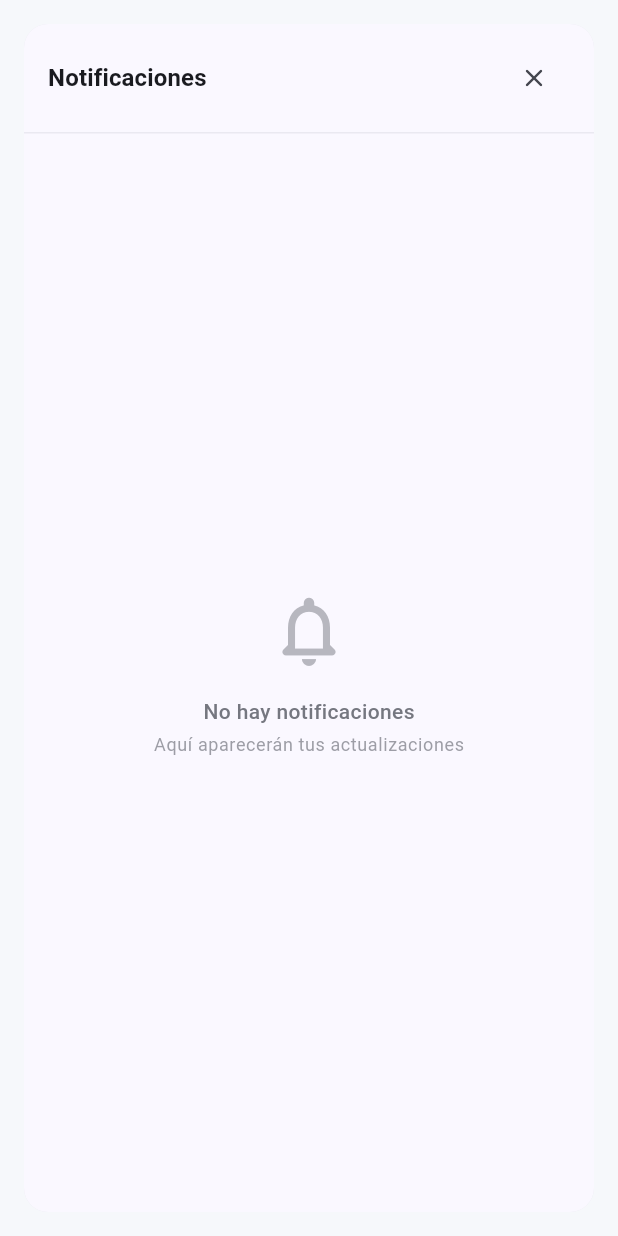
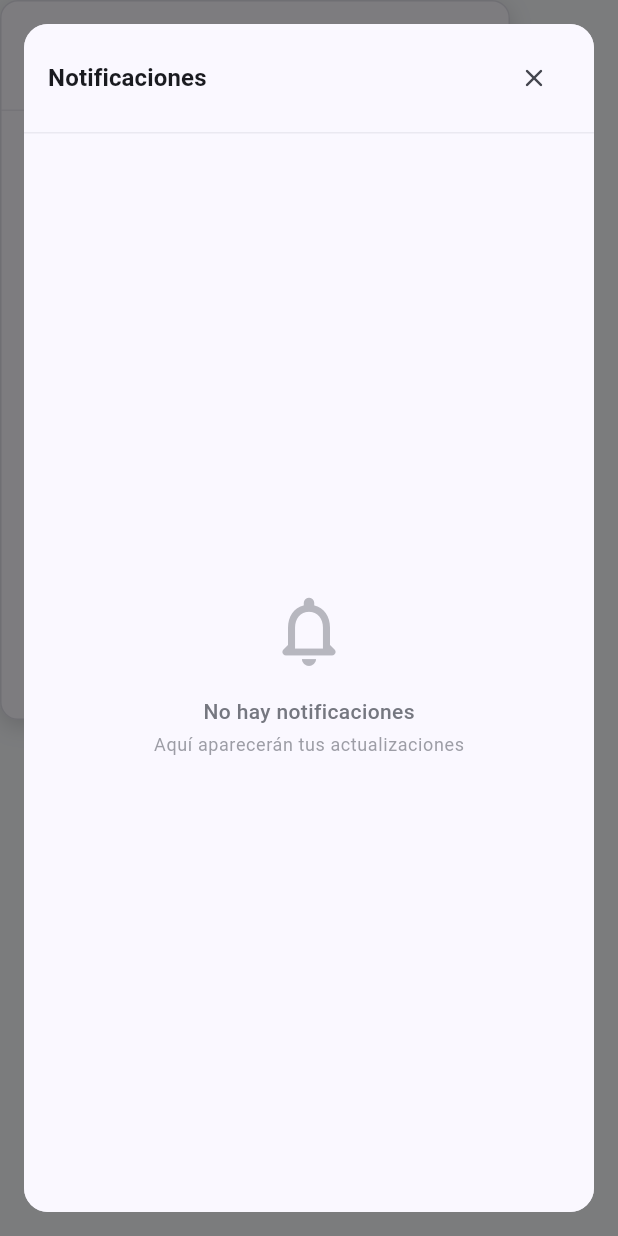
Before and after one commit to SWONG06/Proyecto-6to, a Flutter app: the NotificationPanel widget shown alone on an empty page, opened directly with empty values, after a tap on the "fullscreen" icon, on a phone screen of 412 x 824 dp. Run offline on Flutter 3.47's test engine with Material 3 defaults, Android fonts, the phone set to English and light mode, and no system bars; our stand-ins replace fl_chart, google_generative_ai, image_picker, permission_handler.

Commit message:
barra ya lista

```diff
--- a/lib/screens/notification_icon_button.dart
+++ b/lib/screens/notification_icon_button.dart
@@ -86,7 +86,6 @@ class _NotificationIconButtonState extends State<NotificationIconButton>
     final offset = renderBox.localToGlobal(Offset.zero);
     final screenSize = MediaQuery.of(context).size;
 
-    // Calcular posición optimal (evitar que salga de pantalla)
     double rightPosition = screenSize.width - offset.dx - size.width;
     double topPosition = offset.dy + size.height + 8;
 
@@ -141,7 +140,6 @@ class _NotificationIconButtonState extends State<NotificationIconButton>
 
     widget.onPressed();
   }
-
 
   @override
   Widget build(BuildContext context) {
@@ -215,9 +213,6 @@ class _NotificationIconButtonState extends State<NotificationIconButton>
       ),
     );
   }
-
-  // ignore: non_constant_identifier_names
-  NotificationFullScreenPage({required List<NotificationItem> notifications, required Null Function(dynamic notification) onNotificationTapped}) {}
 }
 
 class NotificationPanel extends StatefulWidget {
@@ -237,29 +232,68 @@ class NotificationPanel extends StatefulWidget {
 }
 
 class _NotificationPanelState extends State<NotificationPanel> {
-  bool _isFullScreen = false;
-
   int get _unreadCount => widget.notifications.where((n) => !n.isRead).length;
 
-  void _toggleFullScreen() {
-    setState(() => _isFullScreen = !_isFullScreen);
+  void _openFullScreen() {
+    showDialog(
+      context: context,
+      barrierDismissible: true,
+      barrierColor: Colors.black.withOpacity(0.5),
+      builder: (dialogContext) {
+        final cs = Theme.of(dialogContext).colorScheme;
+        return Dialog(
+          insetPadding: const EdgeInsets.all(16),
+          shape: RoundedRectangleBorder(borderRadius: BorderRadius.circular(16)),
+          child: Container(
+            decoration: BoxDecoration(
+              color: cs.surface,
+              borderRadius: BorderRadius.circular(16),
+            ),
+            child: Column(
+              mainAxisSize: MainAxisSize.min,
+              children: [
+                _buildDialogHeader(dialogContext, cs),
+                if (widget.notifications.isEmpty)
+                  Expanded(child: _buildEmptyState(dialogContext, cs))
+                else
+                  Expanded(
+                    child: ListView.separated(
+                      padding: const EdgeInsets.symmetric(vertical: 8),
+                      itemCount: widget.notifications.length,
+                      separatorBuilder: (_, __) => Divider(
+                        height: 1,
+                        thickness: 0.5,
+                        color: cs.outlineVariant.withOpacity(0.2),
+                      ),
+                      itemBuilder: (context, index) {
+                        final notification = widget.notifications[index];
+                        return NotificationItemWidget(
+                          notification: notification,
+                          onTap: () {
+                            widget.onNotificationTapped?.call(notification);
+                          },
+                        );
+                      },
+                    ),
+                  ),
+              ],
+            ),
+          ),
+        );
+      },
+    );
   }
 
   @override
   Widget build(BuildContext context) {
     final cs = Theme.of(context).colorScheme;
-
-    if (_isFullScreen) {
-      return _buildFullScreenView(context, cs);
-    }
-
     return _buildPanelView(context, cs);
   }
 
   Widget _buildPanelView(BuildContext context, ColorScheme cs) {
     return Container(
       width: 340,
-      constraints: const BoxConstraints(maxHeight: 480),
+      height: 480,
       decoration: BoxDecoration(
         color: cs.surface,
         borderRadius: BorderRadius.circular(12),
@@ -276,15 +310,13 @@ class _NotificationPanelState extends State<NotificationPanel> {
         ],
       ),
       child: Column(
-        mainAxisSize: MainAxisSize.min,
         children: [
-          _buildHeader(context, cs, isFullScreen: false),
+          _buildPanelHeader(context, cs),
           if (widget.notifications.isEmpty)
-            _buildEmptyState(context, cs)
+            Expanded(child: _buildEmptyState(context, cs))
           else
-            Flexible(
+            Expanded(
               child: ListView.separated(
-                shrinkWrap: true,
                 padding: const EdgeInsets.symmetric(vertical: 4),
                 itemCount: widget.notifications.length,
                 separatorBuilder: (_, __) => Divider(
@@ -308,48 +340,7 @@ class _NotificationPanelState extends State<NotificationPanel> {
     );
   }
 
-  Widget _buildFullScreenView(BuildContext context, ColorScheme cs) {
-    return Dialog(
-      insetPadding: const EdgeInsets.all(16),
-      shape: RoundedRectangleBorder(borderRadius: BorderRadius.circular(16)),
-      child: Container(
-        decoration: BoxDecoration(
-          color: cs.surface,
-          borderRadius: BorderRadius.circular(16),
-        ),
-        child: Column(
-          children: [
-            _buildHeader(context, cs, isFullScreen: true),
-            if (widget.notifications.isEmpty)
-              Expanded(child: _buildEmptyState(context, cs))
-            else
-              Expanded(
-                child: ListView.separated(
-                  padding: const EdgeInsets.symmetric(vertical: 8),
-                  itemCount: widget.notifications.length,
-                  separatorBuilder: (_, __) => Divider(
-                    height: 1,
-                    thickness: 0.5,
-                    color: cs.outlineVariant.withOpacity(0.2),
-                  ),
-                  itemBuilder: (context, index) {
-                    final notification = widget.notifications[index];
-                    return NotificationItemWidget(
-                      notification: notification,
-                      onTap: () {
-                        widget.onNotificationTapped?.call(notification);
-                      },
-                    );
-                  },
-                ),
-              ),
-          ],
-        ),
-      ),
-    );
-  }
-
-  Widget _buildHeader(BuildContext context, ColorScheme cs, {required bool isFullScreen}) {
+  Widget _buildPanelHeader(BuildContext context, ColorScheme cs) {
     return Container(
       padding: const EdgeInsets.symmetric(horizontal: 16, vertical: 12),
       decoration: BoxDecoration(
@@ -385,24 +376,67 @@ class _NotificationPanelState extends State<NotificationPanel> {
           ),
           Row(
             children: [
-              if (!isFullScreen)
-                IconButton(
-                  icon: const Icon(Icons.fullscreen_rounded, size: 20),
-                  onPressed: _toggleFullScreen,
-                  tooltip: 'Ver en pantalla completa',
-                  padding: EdgeInsets.zero,
-                  constraints: const BoxConstraints(minWidth: 32, minHeight: 32),
-                ),
               IconButton(
-                icon: Icon(isFullScreen ? Icons.close_rounded : Icons.close_rounded, size: 20),
-                onPressed: isFullScreen ? () {
-                  _toggleFullScreen();
-                } : widget.onClose,
+                icon: const Icon(Icons.fullscreen_rounded, size: 20),
+                onPressed: _openFullScreen,
+                tooltip: 'Ver en pantalla completa',
+                padding: EdgeInsets.zero,
+                constraints: const BoxConstraints(minWidth: 32, minHeight: 32),
+              ),
+              IconButton(
+                icon: const Icon(Icons.close_rounded, size: 20),
+                onPressed: widget.onClose,
                 padding: EdgeInsets.zero,
                 constraints: const BoxConstraints(minWidth: 32, minHeight: 32),
                 style: IconButton.styleFrom(shape: const CircleBorder()),
               ),
             ],
+          ),
+        ],
+      ),
+    );
+  }
+
+  Widget _buildDialogHeader(BuildContext context, ColorScheme cs) {
+    return Container(
+      padding: const EdgeInsets.symmetric(horizontal: 16, vertical: 12),
+      decoration: BoxDecoration(
+        border: Border(
+          bottom: BorderSide(
+            color: cs.outlineVariant.withOpacity(0.3),
+            width: 1,
+          ),
+        ),
+      ),
+      child: Row(
+        mainAxisAlignment: MainAxisAlignment.spaceBetween,
+        children: [
+          Column(
+            crossAxisAlignment: CrossAxisAlignment.start,
+            children: [
+              Text(
+                'Notificaciones',
+                style: Theme.of(context).textTheme.titleSmall?.copyWith(
+                  fontWeight: FontWeight.w700,
+                  fontSize: 16,
+                ),
+              ),
+              if (_unreadCount > 0)
+                Text(
+                  '$_unreadCount sin leer',
+                  style: Theme.of(context).textTheme.labelSmall?.copyWith(
+                    color: cs.primary,
+                    fontSize: 11,
+                  ),
+                ),
+            ],
+          ),
+          IconButton(
+            icon: const Icon(Icons.close_rounded, size: 20),
+            onPressed: () => Navigator.of(context).pop(),
+            padding: EdgeInsets.zero,
+            constraints: const BoxConstraints(minWidth: 32, minHeight: 32),
+            style: IconButton.styleFrom(shape: const CircleBorder()),
           ),
         ],
       ),
```
